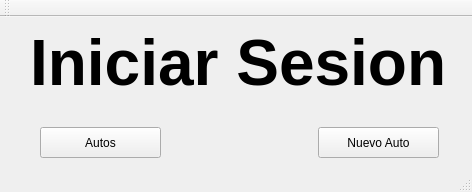
Above: FuelMonitor/mainwindow.ui from nelcar/Fuel-Monitoring before the change. Below: the same form after it.
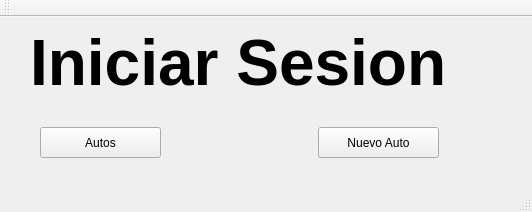
That is the form after the change. Icons and pictures are not drawn.

The edit to the form file:
```diff
--- a/FuelMonitor/mainwindow.ui
+++ b/FuelMonitor/mainwindow.ui
@@ -6,8 +6,8 @@
    <rect>
     <x>0</x>
     <y>0</y>
-    <width>472</width>
-    <height>192</height>
+    <width>532</width>
+    <height>212</height>
    </rect>
   </property>
   <property name="windowTitle">
```
